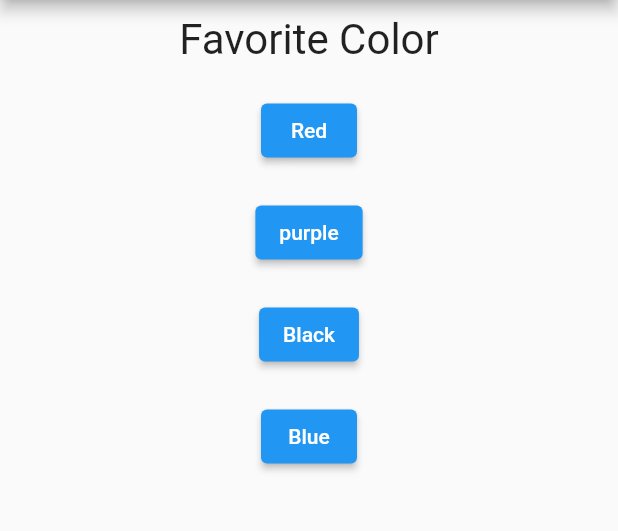
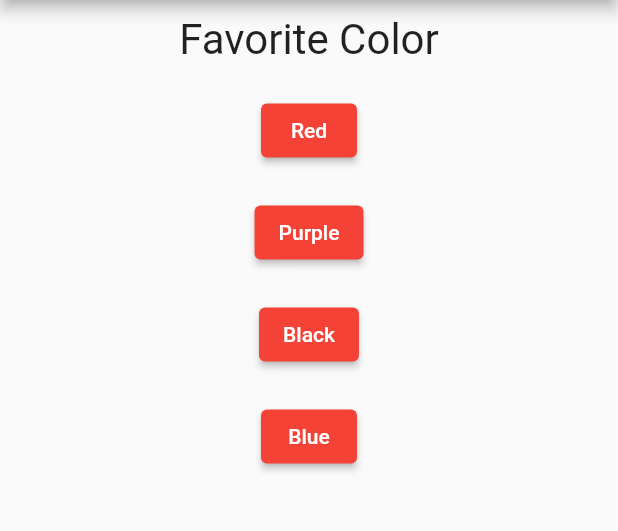
Before and after one commit to okhaled9/Quiz-Mobile-App, a Flutter app: the screen it shows after launch, on a phone screen of 412 x 824 dp, the part 84-615 px from its top. Run offline on Flutter 3.47's test engine with Material 2 defaults, Android fonts, the phone set to English and light mode, and no system bars.

Commit message:
Now buttons are colorful

```diff
--- a/lib/main.dart
+++ b/lib/main.dart
@@ -20,8 +20,8 @@ class MyAppState extends State<MyApp> {
       'question': 'Favorite Color',
       'answers': [
         {'text': 'Red', 'score': 10},
-        {'text': 'purple', 'score': 10},
-        {'text': 'Black', 'score': 1},
+        {'text': 'Purple', 'score': 4},
+        {'text': 'Black', 'score': 6},
         {'text': 'Blue', 'score': 5}
       ]
     },
@@ -29,7 +29,7 @@ class MyAppState extends State<MyApp> {
       'question': 'Favorite Drink',
       'answers': [
         {'text': 'Cola', 'score': 10},
-        {'text': 'Sprite', 'score': 1},
+        {'text': 'Sprite', 'score': 5},
       ]
     },
     {
@@ -48,9 +48,15 @@ class MyAppState extends State<MyApp> {
 
   void increment(int score) {
     totalScore += score;
-
     setState(() {
       index++;
+    });
+  }
+
+  void reset() {
+    setState(() {
+      index = 0;
+      totalScore = 0;
     });
   }
 
@@ -70,7 +76,7 @@ class MyAppState extends State<MyApp> {
         ),
         body: index < questions.length
             ? Quiz(questions, increment, index)
-            : Result(totalScore, questions.length),
+            : Result(totalScore, questions.length, reset),
       ),
     );
   }
--- a/lib/quiz assets/answer.dart
+++ b/lib/quiz assets/answer.dart
@@ -1,11 +1,29 @@
+import 'dart:math';
+
 import 'package:flutter/material.dart';
 
 class Answer extends StatelessWidget {
   final String _text;
   final VoidCallback increment;
-  final buttonStyle = ElevatedButton.styleFrom(primary: Colors.blue);
+  var buttonStyle = ElevatedButton.styleFrom();
 
-  Answer(this._text,this.increment);
+  Answer(this._text, this.increment) {
+    int colorsIndex = Random().nextInt(colors.length);
+    buttonStyle = ElevatedButton.styleFrom(primary: colors[colorsIndex]);
+  }
+
+  List colors = [
+    Colors.red,
+    Colors.blue,
+    Colors.orange,
+    Colors.purpleAccent,
+    Colors.teal,
+    Colors.green,
+    Colors.amber,
+    Colors.cyan,
+    Colors.lime,
+    Colors.indigoAccent,
+  ];
 
   @override
   Widget build(BuildContext context) {
--- a/lib/quiz.dart
+++ b/lib/quiz.dart
@@ -15,8 +15,7 @@ class Quiz extends StatelessWidget {
     return Column(
       children: [
         Question(questions[index]['question']),
-        ...questions[index]['answers']
-        .map((ans) => Answer(ans['text'], () => increment(ans['score']))),
+        ...questions[index]['answers'].map((ans) => Answer(ans['text'], () => increment(ans['score']))),
       ],
     );
   }
```
Also changed, not shown: lib/result.dart (+23 -4 lines).
